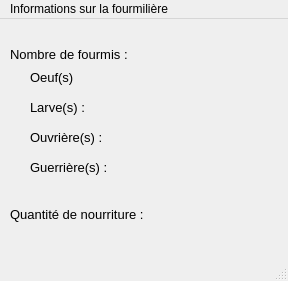
S-HENR/Projet_LP73, file Fourmis/anthillstatus.ui: the form before one commit.
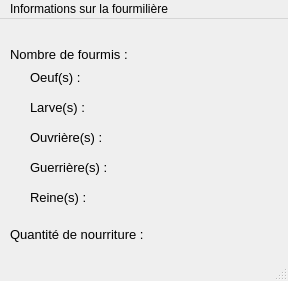
The form after the commit.

What changed in the file:
```diff
--- a/Fourmis/anthillstatus.ui
+++ b/Fourmis/anthillstatus.ui
@@ -57,7 +57,7 @@
     <property name="geometry">
      <rect>
       <x>10</x>
-      <y>180</y>
+      <y>200</y>
       <width>141</width>
       <height>31</height>
      </rect>
@@ -75,7 +75,7 @@
     <property name="geometry">
      <rect>
       <x>170</x>
-      <y>180</y>
+      <y>200</y>
       <width>71</width>
       <height>31</height>
      </rect>
@@ -245,7 +245,46 @@
      </font>
     </property>
     <property name="text">
-     <string>Oeuf(s)</string>
+     <string>Oeuf(s) : </string>
+    </property>
+   </widget>
+   <widget class="QLabel" name="label_nb_queen">
+    <property name="geometry">
+     <rect>
+      <x>120</x>
+      <y>160</y>
+      <width>91</width>
+      <height>31</height>
+     </rect>
+    </property>
+    <property name="font">
+     <font>
+      <pointsize>12</pointsize>
+     </font>
+    </property>
+    <property name="text">
+     <string/>
+    </property>
+    <property name="scaledContents">
+     <bool>false</bool>
+    </property>
+   </widget>
+   <widget class="QLabel" name="label_7">
+    <property name="geometry">
+     <rect>
+      <x>30</x>
+      <y>170</y>
+      <width>81</width>
+      <height>16</height>
+     </rect>
+    </property>
+    <property name="font">
+     <font>
+      <pointsize>10</pointsize>
+     </font>
+    </property>
+    <property name="text">
+     <string>Reine(s) : </string>
     </property>
    </widget>
   </widget>
```
